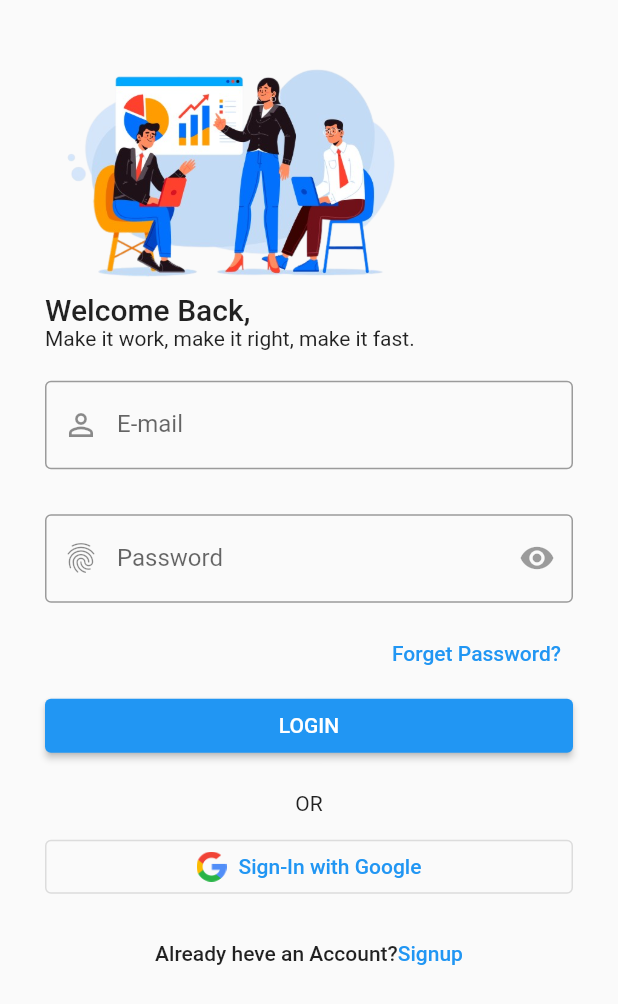
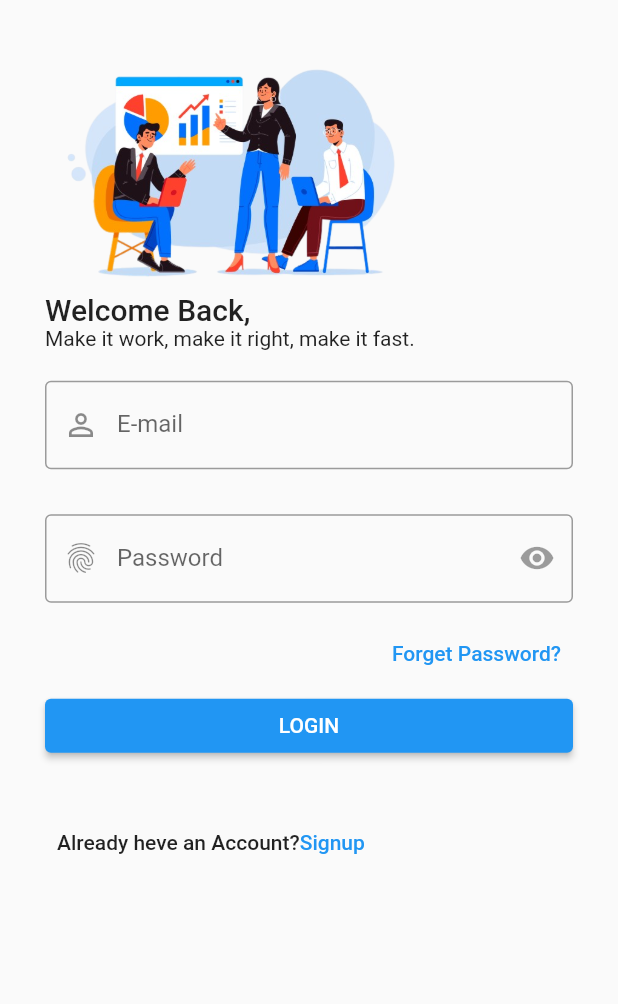
Before and after one commit to nandobb1411/arleapp, a Flutter app: the LoginScreen screen opened directly, on a phone screen of 412 x 824 dp. Shown: the top 1004 px of the screen. Run offline on Flutter 3.47's test engine with Material 2 defaults, Android fonts, the light colour scheme and no system bars; our stand-ins replace get, google_fonts.

Commit message:
removing google sign-in

```diff
--- a/lib/src/features/authentication/screens/login/widgets/login_footer_widget.dart
+++ b/lib/src/features/authentication/screens/login/widgets/login_footer_widget.dart
@@ -12,16 +12,6 @@ class LoginFooterWidget extends StatelessWidget {
     return Column(
       crossAxisAlignment: CrossAxisAlignment.center,
       children: [
-        const Text("OR"),
-        const SizedBox(height: tFromHeight -20,),
-        SizedBox(
-          width: double.infinity,
-          child: OutlinedButton.icon(
-            icon: Image(image: AssetImage(tGoogleLogoImage), width: 20.0,),
-            onPressed: (){},
-            label: Text("Sign-In with Google"),
-          ),
-        ),
         const SizedBox(height: tFromHeight -20,),
         TextButton(
           onPressed: (){},
```
